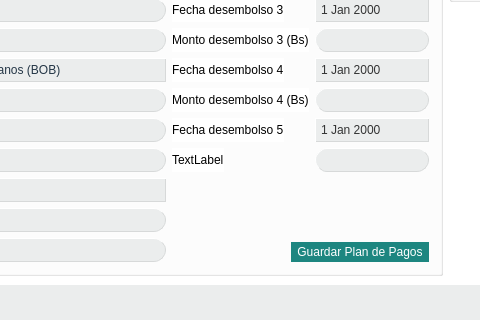
Above: Finanzas/PlanDePagos.ui from altitude-solutions/Finanzas before the change; both pictures show x 194 to 674 and y 243 to 563 of the 1284 by 875 pixel window. Below: the same form after it.
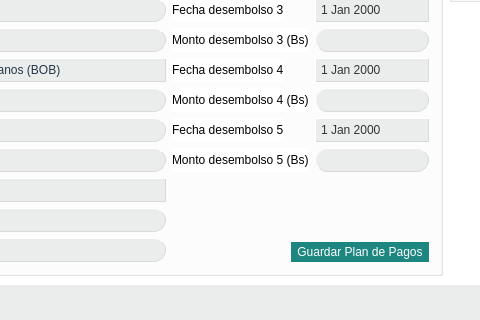
That is the form after the change. Icons and pictures are not drawn.

Patch:
```diff
--- a/Finanzas/PlanDePagos.ui
+++ b/Finanzas/PlanDePagos.ui
@@ -2039,7 +2039,7 @@
             <item row="12" column="0">
              <widget class="QLabel" name="label_36">
               <property name="text">
-               <string>TextLabel</string>
+               <string>Monto desembolso 5 (Bs)</string>
               </property>
              </widget>
             </item>
```
Left out of the diff: 76 changed lines with no effect on the pictures.
